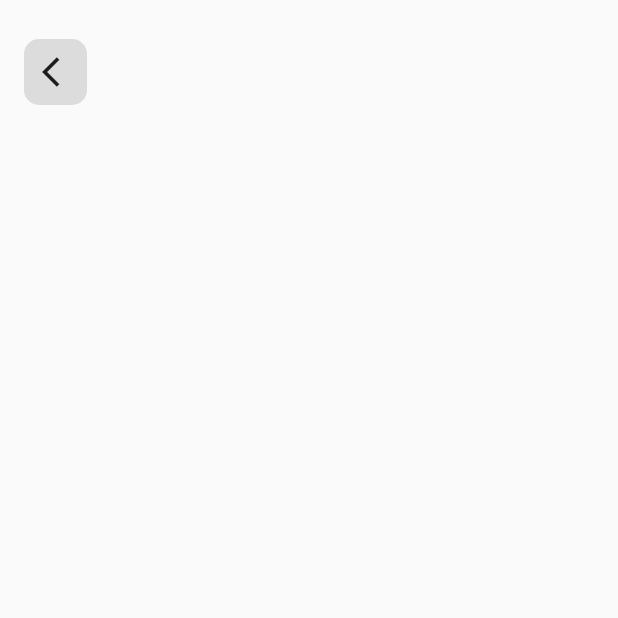
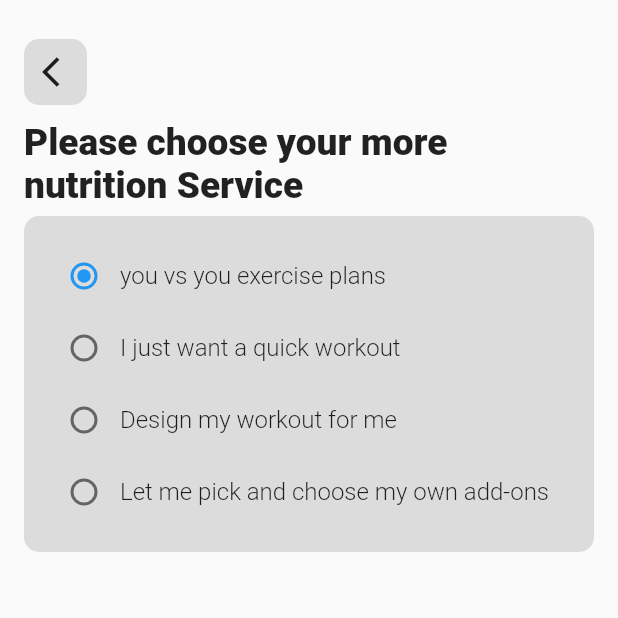
Before and after one commit to askabdulhaseeb/morept_fitness_app, a Flutter app: the MultiStep5 screen opened by its route, on a phone screen of 412 x 824 dp, the top half of it. Run offline on Flutter 3.47's test engine with Material 2 defaults, Android fonts, the phone set to English and light mode, and no system bars; our stand-ins replace carousel_slider; network calls fail.

Commit message:
Optimize Project and reusebility

```diff
--- a/lib/providers/questions_providers.dart
+++ b/lib/providers/questions_providers.dart
@@ -51,6 +51,102 @@ class QuestionsProvider extends ChangeNotifier {
     return question;
   }
 
+  List<Questions> getQuestion4() {
+    final List<Questions> question = <Questions>[];
+    if (q3 == '1') {
+      question.add(const Questions(title: 'you vs you', id: '1'));
+      question
+          .add(const Questions(title: 'you vs you exercise plans', id: '2'));
+    } else if (q3 == '2') {
+      question.add(const Questions(title: 'mpt', id: '1'));
+      question.add(const Questions(title: 'mpt class above', id: '2'));
+      question.add(const Questions(title: 'mpt F2F sessions', id: '3'));
+    } else if (q3 == '3') {
+      question.add(const Questions(title: 'Just results', id: '1'));
+      question.add(const Questions(title: 'Just results 6 weeks', id: '2'));
+    } else if (q3 == '4') {
+      question.add(const Questions(title: 'starter pack', id: '1'));
+      question.add(const Questions(title: 'starter pack 2 weeks', id: '2'));
+    } else if (q3 == '5') {
+      question.add(const Questions(title: 'Physique + Technique', id: '1'));
+      question
+          .add(const Questions(title: 'Physique + Technique 4 weeks', id: '2'));
+    } else if (q3 == '6') {
+      question.add(const Questions(title: 'F2F', id: '1'));
+      question.add(const Questions(title: 'F2F 8 weeks', id: '2'));
+    } else if (q3 == '7') {
+      question.add(const Questions(title: 'bodycheck', id: '1'));
+      question.add(const Questions(title: 'bodycheck coaching', id: '2'));
+      question
+          .add(const Questions(title: 'bodycheck online calculators', id: '3'));
+    } else {
+      question.add(const Questions(title: 'more nutrition', id: '1'));
+      question.add(const Questions(title: 'more nutrition coaching', id: '2'));
+      question.add(
+          const Questions(title: 'more nutrition online calculators', id: '3'));
+    }
+    return question;
+  }
+
+  List<Questions> getQuestion5() {
+    final List<Questions> question = <Questions>[];
+    if (q4 == '1') {
+      question
+          .add(const Questions(title: 'you vs you exercise plans', id: '1'));
+      question
+          .add(const Questions(title: 'I just want a quick workout', id: '2'));
+      question.add(const Questions(title: 'Design my workout for me', id: '3'));
+      question.add(const Questions(
+          title: 'Let me pick and choose my own add-ons', id: '4'));
+    } else if (q4 == '2') {
+      question.add(const Questions(title: 'mpt class above', id: '1'));
+      question.add(const Questions(title: 'calorie burners', id: '2'));
+      question.add(const Questions(title: 'muscle toners', id: '3'));
+      question.add(const Questions(title: 'circuits and bootcamps', id: '4'));
+    } else if (q4 == '3') {
+      question.add(const Questions(title: 'mpt F2F sessions', id: '1'));
+      question.add(const Questions(title: 'Personal training', id: '2'));
+      question.add(const Questions(title: 'Gym therapy & rehab', id: '3'));
+      question.add(const Questions(title: 'Performance & technique', id: '4'));
+    } else if (q4 == '4') {
+      question.add(const Questions(title: 'Just results 6 weeks', id: '1'));
+      question.add(const Questions(title: 'Lose weight', id: '2'));
+      question.add(const Questions(title: 'Build muscle', id: '3'));
+      question.add(const Questions(title: 'Tone up', id: '4'));
+    } else if (q4 == '5') {
+     question.add(const Questions(title: 'starter pack 2 weeks', id: '1'));
+      question.add(const Questions(title: 'Better looking body', id: '2'));
+      question.add(const Questions(title: 'Health and fitness', id: '3'));
+      question.add(const Questions(title: 'Improve performance', id: '4'));
+    } else if (q4 == '6') {
+      question.add(const Questions(title: 'Physique + Technique 4 weeks', id: '1'));
+      question.add(const Questions(title: 'Bodyweight exercises', id: '2'));
+      question.add(const Questions(title: 'Barbell/dumbbell technique', id: '3'));
+      question.add(const Questions(title: 'Posture for machine workouts', id: '4'));
+    } else if (q4 == '7') {
+      question.add(const Questions(title: 'F2F 8 weeks', id: '1'));
+      question.add(const Questions(title: 'Aches', id: '2'));
+      question.add(const Questions(title: 'Pains', id: '3'));
+      question.add(const Questions(title: 'Stiffness/tightness', id: '4'));
+    }else if (q4 == '8') {
+      question.add(const Questions(title: 'bodycheck coaching', id: '1'));
+      question.add(const Questions(title: 'body composition', id: '2'));
+      question.add(const Questions(title: 'stamina & endurance', id: '3'));
+      question.add(const Questions(title: 'strength & stability', id: '4'));
+    }else if (q4 == '9') {
+      question.add(const Questions(title: 'more nutrition coaching', id: '1'));
+      question.add(const Questions(title: 'Meal advice', id: '2'));
+      question.add(const Questions(title: 'Calorie coach', id: '3'));
+      question.add(const Questions(title: 'Virtual food swap', id: '4'));
+    } else {
+      question.add(const Questions(title: 'more nutrition online calculators', id: '1'));
+      question.add(const Questions(title: 'macros/micro check', id: '2'));
+      question.add(const Questions(title: 'calorie check', id: '3'));
+      question.add(const Questions(title: 'weight loss predictor', id: '4'));
+    }
+    return question;
+  }
+
   String getQuestion2Title() {
     String title;
     if (q1 == '1') {
@@ -89,8 +185,67 @@ class QuestionsProvider extends ChangeNotifier {
       title = 'Please choose your Physique + Technique Service';
     } else if (q1 == '1' && q2 == '2' && q3 == '5') {
       title = 'Please choose your F2F Service';
+    } else if (q1 == '1' && q2 == '2' && q3 == '6') {
+      title = 'Please choose your bodycheck Service';
     } else {
-      title = 'PLEASE CHOOSE YOUR GYM ACCELERATOR';
+      title = 'Please choose your more nutrition Service';
+    }
+    return title;
+  }
+  String getQuestion5Title() {
+    String title;
+    if (q1 == '1' && q2 == '1' && q3 == '2') {
+      title = 'Please choose your you vs you Service';
+    } else if (q1 == '1' && q2 == '1' && q3 == '3') {
+      title = 'Please choose your mpt class above Service';
+    } else if (q1 == '1' && q2 == '2' && q3 == '2') {
+      title = 'Please choose your mpt F2F Service';
+    } else if (q1 == '1' && q2 == '2' && q3 == '3') {
+      title = 'Please choose your Just Results Service';
+    } else if (q1 == '1' && q2 == '2' && q3 == '4') {
+      title = 'Please choose your starter pack Service';
+    } else if (q1 == '1' && q2 == '2' && q3 == '5') {
+      title = 'Please choose your Physique + Technique Service';
+    } else if (q1 == '1' && q2 == '2' && q3 == '7') {
+      title = 'Please choose your F2F Service';
+    } else if (q1 == '1' && q2 == '2' && q3 == '6') {
+      title = 'Please choose your bodycheck Service';
+    }  else {
+      title = 'Please choose your more nutrition Service';
+    }
+    return title;
+  }
+
+  String getQuestion6Title() {
+    String title;
+    if (q1 == '1' && q2 == '1' && q3 == '2') {
+      title = "Great you've chosen the quick workout option, tell us want you prefer and we will get your product ready for you";
+    } else if (q1 == '1' && q2 == '1' && q3 == '3') {
+      title = "Great you've chosen the designer workout option, tell us want you prefer and we will get your product ready for you";
+    } else if (q1 == '1' && q2 == '2' && q3 == '2') {
+      title = "Great you've chosen the personal add-ons option, tell us want you prefer and we will get your product ready for you";
+    } else if (q1 == '1' && q2 == '2' && q3 == '3') {
+      title = "Great you've chosen the calorie burners option, tell us want you prefer and we will get your product ready for you";
+    } else if (q1 == '1' && q2 == '2' && q3 == '4') {
+      title = "Great you've chosen the muscle toners option, tell us want you prefer and we will get your product ready for you";
+    } else if (q1 == '1' && q2 == '2' && q3 == '5') {
+      title = "Great you've chosen the circuits and bootcamps option, tell us want you prefer and we will get your product ready for you";
+    } else if (q1 == '1' && q2 == '2' && q3 == '7') {
+      title = "Great you've chosen the Personal training option, tell us want you prefer and we will get your product ready for you";
+    } else if (q1 == '1' && q2 == '2' && q3 == '6') {
+      title = "Great you've chosen the Gym therapy & rehab option, tell us want you prefer and we will get your product ready for you";
+    } else if (q1 == '1' && q2 == '2' && q3 == '6') {
+      title = "Great you've chosen the Performance & technique option, tell us want you prefer and we will get your product ready for you";
+    } else if (q1 == '1' && q2 == '2' && q3 == '6') {
+      title = "Great you've chosen the Lose weight option, tell us want you prefer and we will get your product ready for you";
+    } else if (q1 == '1' && q2 == '2' && q3 == '6') {
+      title = "Great you've chosen the Build muscle option, tell us want you prefer and we will get your product ready for you";
+    } else if (q1 == '1' && q2 == '2' && q3 == '6') {
+      title = "Great you've chosen the Tone up option, tell us want you prefer and we will get your product ready for you";
+    } else if (q1 == '1' && q2 == '2' && q3 == '6') {
+      title = "Great you've chosen the Tone up option, tell us want you prefer and we will get your product ready for you";
+    }  else {
+      title = 'Please choose your more nutrition Service';
     }
     return title;
   }
--- a/lib/screens/auth/questionsScreens/multi_step_5.dart
+++ b/lib/screens/auth/questionsScreens/multi_step_5.dart
@@ -1,5 +1,12 @@
 import 'package:flutter/material.dart';
+import 'package:morept_fitness_app/models/questions.dart';
+import 'package:morept_fitness_app/providers/questions_providers.dart';
+import 'package:morept_fitness_app/screens/auth/questionsScreens/multi_step_6.dart';
 import 'package:morept_fitness_app/screens/widgets/back_to_previous_page.dart';
+import 'package:morept_fitness_app/screens/widgets/custom_radio_button.dart';
+import 'package:morept_fitness_app/screens/widgets/header_text_for_questions.dart';
+import 'package:morept_fitness_app/screens/widgets/light_black_bg.dart';
+import 'package:provider/provider.dart';
 
 class MultiStep5 extends StatelessWidget {
   const MultiStep5({Key? key}) : super(key: key);
@@ -7,6 +14,8 @@ class MultiStep5 extends StatelessWidget {
 
   @override
   Widget build(BuildContext context) {
+    final QuestionsProvider provider = Provider.of<QuestionsProvider>(context);
+    final List<Questions> question = provider.getQuestion5();
     return Scaffold(
       body: Padding(
         padding: const EdgeInsets.all(16),
@@ -14,6 +23,23 @@ class MultiStep5 extends StatelessWidget {
           crossAxisAlignment: CrossAxisAlignment.start,
           children: <Widget>[
             const BackToPreviousPageWidget(),
+            HeaderTextForQuestions(title: provider.getQuestion5Title()),
+            LightBlackBackgroundContainer(
+              child: Column(
+                children: <Widget>[
+                  for (var data in question)
+                    CustomRadioButton(
+                      value: data.id,
+                      groupValue: provider.q3,
+                      onChange: (String? value) {
+                        provider.onChangeQ4(value);
+                        Navigator.of(context).pushNamed(MultiStep6.routeName);
+                      },
+                      title: data.title,
+                    ),
+                ],
+              ),
+            )
           ],
         ),
       ),
```
Also changed, not shown: lib/screens/auth/questionsScreens/multi_step_1.dart (+5 -22 lines), lib/screens/auth/questionsScreens/multi_step_2.dart (+32 -22 lines), lib/screens/auth/questionsScreens/multi_step_3.dart (+51 -41 lines), lib/screens/auth/questionsScreens/multi_step_4.dart (+27 -2 lines).
